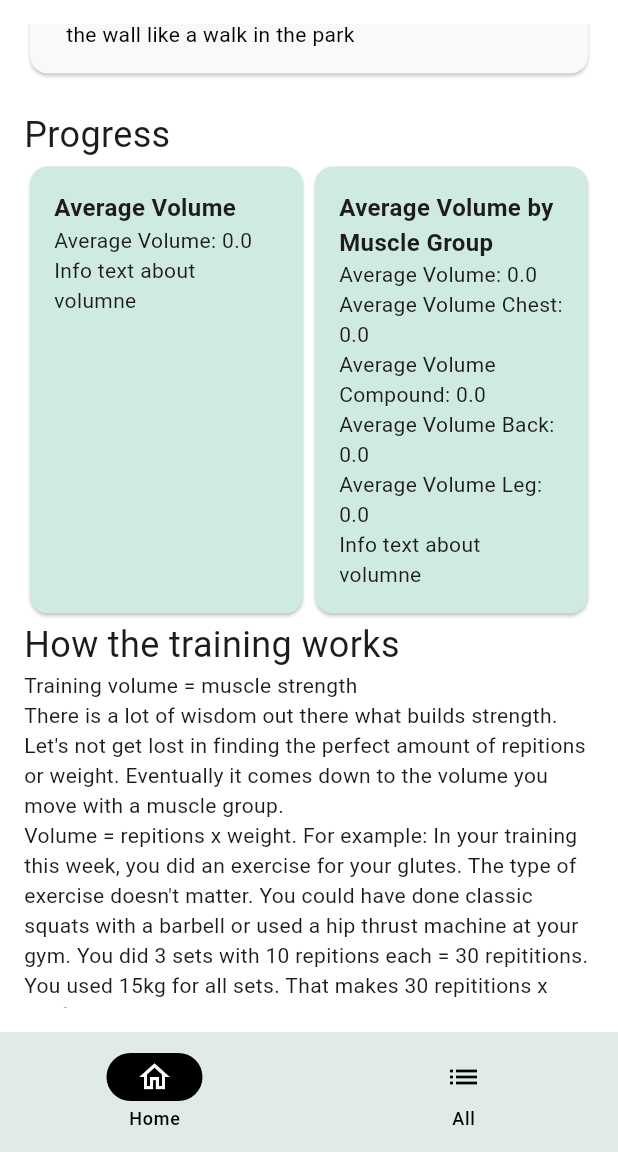
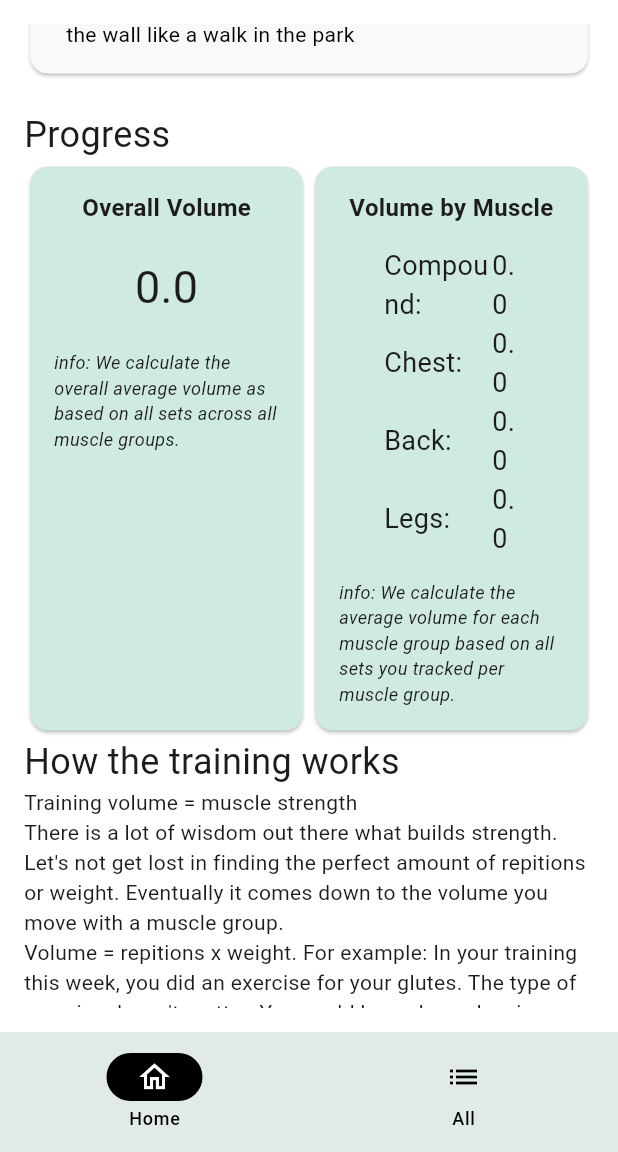
Before and after one commit to althomi3/flutterWeighliftingJournal, a Flutter app: the screen it shows after launch, scrolled down 576 dp, on a phone screen of 412 x 824 dp, the part 84-1236 px from its top. Run offline on Flutter 3.47's test engine with Material 3 defaults, Android fonts, the phone set to English and light mode, and no system bars; our stand-ins replace firebase_core, flutter_form_builder, flutter_svg, get, google_fonts, hive and 1 more; accounts and stored records are empty.

Commit message:
structures cards in home screen

```diff
--- a/src/lib/custom_styles.dart
+++ b/src/lib/custom_styles.dart
@@ -11,13 +11,15 @@ static final insetXS = 14.0;
 static final contentMargin = EdgeInsets.all(16);
 static final insetXXS = EdgeInsets.all(8);
 static final insetL = EdgeInsets.all(24);
+static final insetXL = 30.0;
 static final insetXXXS = 4.0;
 
 // Fontsize
-
 static final fontH1 = 24.0;
 static final fontTextM = 16.0;
-static final label = 14.0;
+static final fontTextL = 18.0;
+static final fontTextXL = 30.0;
+static final label = 12.0;
 
 // colors
 
--- a/src/lib/widgets/dashboard_card.dart
+++ b/src/lib/widgets/dashboard_card.dart
@@ -36,9 +36,19 @@ class DashboardCardWidget extends StatelessWidget{
               child: Column(
                 crossAxisAlignment: CrossAxisAlignment.start,
                 children: [
-                  Text('Average Volume', style: TextStyle(fontSize: Style.fontTextM, fontWeight: FontWeight.bold),),
-                  Obx(()=>Text('Average Volume: ${dashboardCardController.volume.value}')), // reactive text which updates as soon as user
-                  Text('Info text about volumne'),
+                  Align( // aligns card title and main content center while it keeps the info text left-aligned
+                    alignment: Alignment.center,
+                    child: Column(
+                        children: [Text('Overall Volume', style: TextStyle(fontSize: Style.fontTextM, fontWeight: FontWeight.bold),),
+                        Padding(
+                          padding: EdgeInsets.all(Style.insetS),
+                          child: Obx(()=>Text('${dashboardCardController.volume.value}', style: TextStyle(fontSize: Style.fontTextXL))), // reactive text which updates as soon as user
+                        ),
+                        ],
+                    ),
+                  ),
+                  Text('info: We calculate the overall average volume as based on all sets across all muscle groups.', style: TextStyle(fontSize: Style.label, fontStyle: FontStyle.italic),
+                  ),
                   ],
                 ),
               ),
@@ -53,28 +63,86 @@ class DashboardCardWidget extends StatelessWidget{
                     child: Column(
                       crossAxisAlignment: CrossAxisAlignment.start,
                       children: [
-                        Text('Average Volume by Muscle Group', style: TextStyle(fontSize: Style.fontTextM, fontWeight: FontWeight.bold),),
+                        Align(
+                          alignment: Alignment.center,
+                          child: Padding(
+                            padding: EdgeInsets.only(bottom: Style.insetXS),
+                            child:
+                            Text(
+                                'Volume by Muscle',
+                                style: TextStyle(fontSize: Style.fontTextM, fontWeight: FontWeight.bold),
+                                textAlign: TextAlign.center,
+                                  ),
+                            ),
+                          ),
+                          Padding(
+                            padding: EdgeInsets.only(bottom: Style.insetXS, left: Style.insetXL, right: Style.insetXL),
+                            child: Column(
+                              crossAxisAlignment: CrossAxisAlignment.start,
+                              children: [
+                                Row( // following logic ensures a structured presentation of the exercise statistics in a table-like format
+                                  children: [
+                                  Expanded(
+                                    flex: 4,
+                                    child: Text('Compound:', style: TextStyle(fontSize: Style.fontTextL)),
+                                    ),
+                                  Expanded(
+                                    flex: 1,
+                                    child: Obx(()=>Text('${dashboardCardController.volumeByExerciseType['compound']}', style: TextStyle(fontSize: Style.fontTextL))),
+                                    ), // reactive text which updates as soon as user ),
+                                  ],
+                                ),
+                                Row(
+                                  children: [
+                                  Expanded(
+                                    flex: 4,
+                                    child: Text('Chest:', style: TextStyle(fontSize: Style.fontTextL)),
+                                    ),
+                                  Expanded(
+                                    flex: 1,
+                                    child: Obx(()=>Text('${dashboardCardController.volumeByExerciseType['chest']}', style: TextStyle(fontSize: Style.fontTextL))),
+                                    ), // reactive text which updates as soon as user ),
+                                  ],
+                                ),
+                                Row(
+                                  children: [
+                                  Expanded(
+                                    flex: 4,
+                                    child: Text('Back:', style: TextStyle(fontSize: Style.fontTextL)),
+                                    ),
+                                  Expanded(
+                                    flex: 1,
+                                    child: Obx(()=>Text('${dashboardCardController.volumeByExerciseType['back']}', style: TextStyle(fontSize: Style.fontTextL))),
+                                    ), // reactive text which updates as soon as user ),
+                                  ],
+                                ),
+                                Row(
+                                  children: [
+                                  Expanded(
+                                    flex: 4,
+                                    child: Text('Legs:', style: TextStyle(fontSize: Style.fontTextL)),
+                                    ),
+                                  Expanded(
+                                    flex: 1,
+                                    child: Obx(()=>Text('${dashboardCardController.volumeByExerciseType['leg']}', style: TextStyle(fontSize: Style.fontTextL))),
+                                    ), // reactive text which updates as soon as user ),
+                                  ],
+                                ),
                                 /**buttons for debugging if auto-update of volumes does not work */
                               // ElevatedButton(onPressed: () => dashboardCardController.calculateVolumeForExercise(liftingsets, 'chest'), child: Text("calc chest"),),
                               // ElevatedButton(onPressed: () => dashboardCardController.calculateVolumeForExercise(liftingsets, 'compound'), child: Text("calc compound"),),
-                        Obx(()=>Text('Average Volume: ${dashboardCardController.volume.value}')), // reactive text which updates as soon as user
-                        Obx(()=>Text('Average Volume Chest: ${dashboardCardController.volumeByExerciseType['chest']}')), // reactive text which updates as soon as user
-                        Obx(()=>Text('Average Volume Compound: ${dashboardCardController.volumeByExerciseType['compound']}')), // reactive text which updates as soon as user
-                        Obx(()=>Text('Average Volume Back: ${dashboardCardController.volumeByExerciseType['back']}')), // reactive text which updates as soon as user
-                        Obx(()=>Text('Average Volume Leg: ${dashboardCardController.volumeByExerciseType['leg']}')), // reactive text which updates as soon as user
-                        // adds new form entry
-                        Text('Info text about volumne'),
+                              ],
+                            ),
+                            ),
+                        Text('info: We calculate the average volume for each muscle group based on all sets you tracked per muscle group.', style: TextStyle(fontSize: Style.label, fontStyle: FontStyle.italic),),
                         ],
                       ),
                 ),
           ),
           ),
-
-
         ],
       ),
       ),
-
       ],
     );
   }
```
Lines whose indentation alone changed are shown as unchanged.
